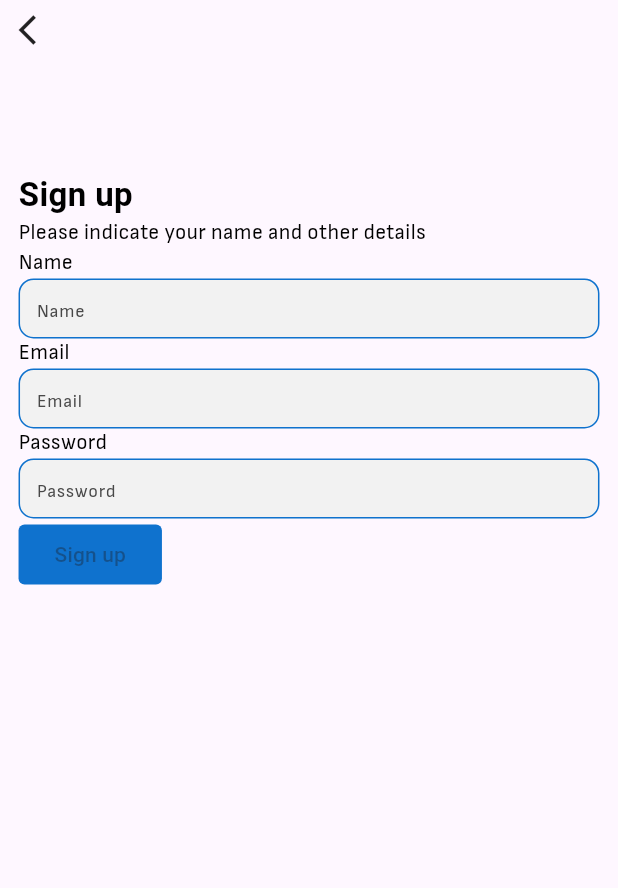
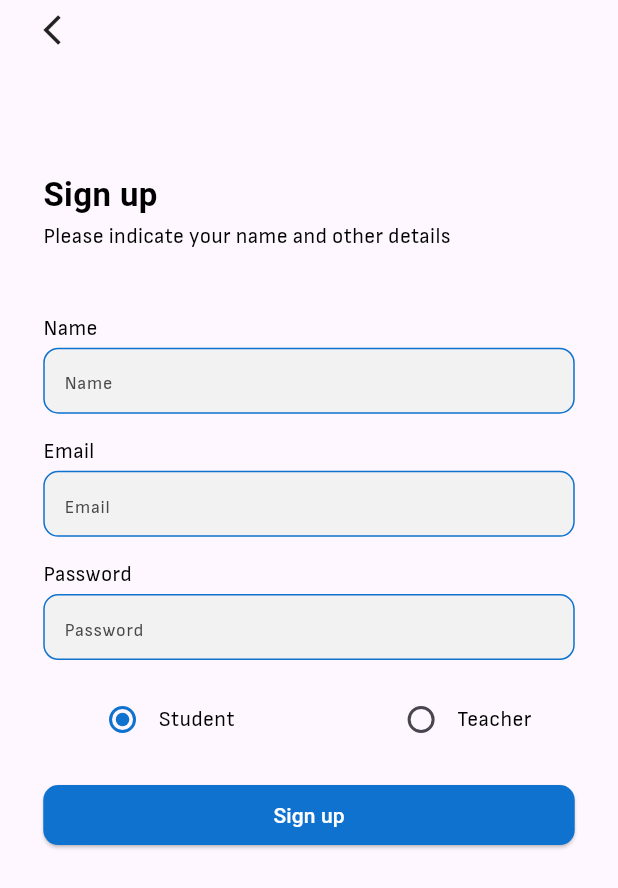
Before and after one commit to allaharakha786/lms_portal, a Flutter app: the screen it shows after launch, on a phone screen of 412 x 824 dp. Shown: the top 888 px of the screen. Run offline on Flutter 3.47's test engine with Material 3 defaults, Android fonts, the phone set to English and light mode, and no system bars; our stand-ins replace flutter_screenutil, get; Roboto replaces fonts that are missing (bold).

Commit message:
signup screen done

```diff
--- a/lib/main.dart
+++ b/lib/main.dart
@@ -19,7 +19,7 @@ class MyApp extends StatelessWidget {
       child: MaterialApp(
         title: 'Flutter Demo',
         theme: ThemeData(),
-        home: const SignupScreen(),
+        home: SignupScreen(),
       ),
     );
   }
--- a/lib/view/screens/authScreen/signup_screen.dart
+++ b/lib/view/screens/authScreen/signup_screen.dart
@@ -1,30 +1,49 @@
 import 'package:flutter/material.dart';
 import 'package:flutter_screenutil/flutter_screenutil.dart';
+import 'package:get/get.dart';
 import 'package:lms_portal/controllers/utills/myapp_colors.dart';
 import 'package:lms_portal/controllers/utills/myapp_styles.dart';
-import 'package:lms_portal/main.dart';
+import 'package:lms_portal/controllers/utills/validations.dart';
 import 'package:lms_portal/view/widgets/common_botton.dart';
 import 'package:lms_portal/view/widgets/common_textfield.dart';
-import 'package:svg_flutter/svg.dart';
 
-class SignupScreen extends StatelessWidget {
-  const SignupScreen({super.key});
+// ignore: must_be_immutable
+class SignupScreen extends StatefulWidget {
+  SignupScreen({super.key});
+
+  @override
+  State<SignupScreen> createState() => _SignupScreenState();
+}
+
+class _SignupScreenState extends State<SignupScreen> {
+  GlobalKey<FormState> key = GlobalKey();
+
+  TextEditingController nameController = TextEditingController();
+
+  TextEditingController emailController = TextEditingController();
+
+  RxBool isStudent = true.obs;
+
+  TextEditingController passwordController = TextEditingController();
 
   @override
   Widget build(BuildContext context) {
     Size mediaQuerySize = MediaQuery.of(context).size;
     return SafeArea(
       child: Scaffold(
-        body: Container(
+        body: Form(
+          key: key,
+          child: SizedBox(
               height: mediaQuerySize.height,
               width: mediaQuerySize.width,
               child: Padding(
-              padding: EdgeInsets.symmetric(vertical: mediaQuerySize.height * 0.01.h, horizontal: mediaQuerySize.width * 0.03.w),
+                padding: EdgeInsets.symmetric(vertical: mediaQuerySize.height * 0.01.h, horizontal: mediaQuerySize.width * 0.07.w),
+                child: SingleChildScrollView(
                   child: Column(
                     mainAxisAlignment: MainAxisAlignment.start,
                     crossAxisAlignment: CrossAxisAlignment.start,
                     children: [
-                  Icon(Icons.arrow_back_ios),
+                      const Icon(Icons.arrow_back_ios),
                       SizedBox(
                         height: mediaQuerySize.height * 0.1.h,
                       ),
@@ -32,41 +51,148 @@ class SignupScreen extends StatelessWidget {
                         'Sign up',
                         style: AppTextStyles.headingTextStyle,
                       ),
+                      SizedBox(
+                        height: mediaQuerySize.height * 0.003.h,
+                      ),
                       Text(
                         'Please indicate your name and other details',
                         style: AppTextStyles.simpleText,
+                      ),
+                      SizedBox(
+                        height: mediaQuerySize.height * 0.05.h,
                       ),
                       Text(
                         'Name',
                         style: AppTextStyles.simpleText,
                       ),
+                      SizedBox(
+                        height: mediaQuerySize.height * 0.003.h,
+                      ),
                       CommonTextfield().customTextFormField(
+                        validator: (value) {
+                          if (value!.isEmpty) {
+                            return 'Please fill this field';
+                          }
+
+                          return null;
+                        },
+                        controller: nameController,
                         bgColor: AppColors.textFieldTextColor,
                         title: 'Name',
                         borderColor: AppColors.primaryColor,
+                      ),
+                      SizedBox(
+                        height: mediaQuerySize.height * 0.019.h,
                       ),
                       Text(
                         'Email',
                         style: AppTextStyles.simpleText,
                       ),
+                      SizedBox(
+                        height: mediaQuerySize.height * 0.003.h,
+                      ),
                       CommonTextfield().customTextFormField(
+                        validator: (value) {
+                          if (value!.isEmpty) {
+                            return 'Please fill this field';
+                          }
+                          if (value.isValidEmail()) {
+                            return 'Please enter correct email';
+                          }
+                          return null;
+                        },
+                        controller: emailController,
                         bgColor: AppColors.textFieldTextColor,
                         title: 'Email',
                         borderColor: AppColors.primaryColor,
+                      ),
+                      SizedBox(
+                        height: mediaQuerySize.height * 0.019.h,
                       ),
                       Text(
                         'Password',
                         style: AppTextStyles.simpleText,
                       ),
+                      SizedBox(
+                        height: mediaQuerySize.height * 0.003.h,
+                      ),
                       CommonTextfield().customTextFormField(
+                        validator: (value) {
+                          if (value!.isEmpty) {
+                            return 'Please fill this field';
+                          }
+                          if (value.isMinLength()) {
+                            return 'Please Enter minimum 6 characters';
+                          }
+                          return null;
+                        },
+                        controller: passwordController,
                         bgColor: AppColors.textFieldTextColor,
                         title: 'Password',
                         borderColor: AppColors.primaryColor,
                       ),
-                  Row(children: [CommonBotton().customElevatedButton(width: double.infinity, title: Text('Sign up'))])
+                      SizedBox(
+                        height: mediaQuerySize.height * 0.019.h,
+                      ),
+                      Padding(
+                        padding: EdgeInsets.symmetric(horizontal: mediaQuerySize.width * 0.07),
+                        child: Row(
+                          mainAxisAlignment: MainAxisAlignment.center,
+                          children: [
+                            Obx(() => Row(
+                                  children: [
+                                    Radio<bool>(
+                                      activeColor: AppColors.primaryColor,
+                                      value: true,
+                                      groupValue: isStudent.value,
+                                      onChanged: (value) {
+                                        isStudent.value = value!;
+                                      },
+                                    ),
+                                    Text('Student', style: AppTextStyles.simpleText),
+                                  ],
+                                )),
+                            const Spacer(),
+                            Obx(() => Row(
+                                  children: [
+                                    Radio<bool>(
+                                      activeColor: AppColors.primaryColor,
+                                      value: false,
+                                      groupValue: isStudent.value,
+                                      onChanged: (value) {
+                                        isStudent.value = value!;
+                                      },
+                                    ),
+                                    Text('Teacher', style: AppTextStyles.simpleText),
+                                  ],
+                                )),
                           ],
                         ),
+                      ),
+                      SizedBox(
+                        height: mediaQuerySize.height * 0.019.h,
+                      ),
+                      Row(
+                        children: [
+                          Expanded(
+                            child: CommonBotton().customElevatedButton(
+                              onTap: () {
+                                if (key.currentState!.validate()) {}
+                              },
+                              borderRadius: 10,
+                              title: Text(
+                                'Sign up',
+                                style: TextStyle(color: AppColors.whiteColor),
+                              ),
+                            ),
+                          ),
+                        ],
+                      ),
+                    ],
+                  ),
+                ),
               )),
+        ),
       ),
     );
   }
--- a/lib/view/widgets/common_textfield.dart
+++ b/lib/view/widgets/common_textfield.dart
@@ -32,7 +32,7 @@ class CommonTextfield {
       cursorColor: AppColors.primaryColor,
       decoration: InputDecoration(
         border: OutlineInputBorder(
-          borderRadius: BorderRadius.circular(3),
+          borderRadius: BorderRadius.circular(10),
         ),
         hintText: title ?? 'Email',
         hintStyle: AppTextStyles.simpleText.copyWith(fontSize: 12.sp, color: AppColors.greyButton),
@@ -48,8 +48,8 @@ class CommonTextfield {
           borderSide: BorderSide(color: borderColor ?? AppColors.textFieldColor),
         ),
         contentPadding: EdgeInsets.symmetric(
-          horizontal: horizentalPadding ?? 8.w,
-          vertical: verticalPadding ?? 8.h,
+          horizontal: horizentalPadding ?? 10.w,
+          vertical: verticalPadding ?? 10.h,
         ),
       ),
     );
```
Lines whose indentation alone changed are shown as unchanged.
